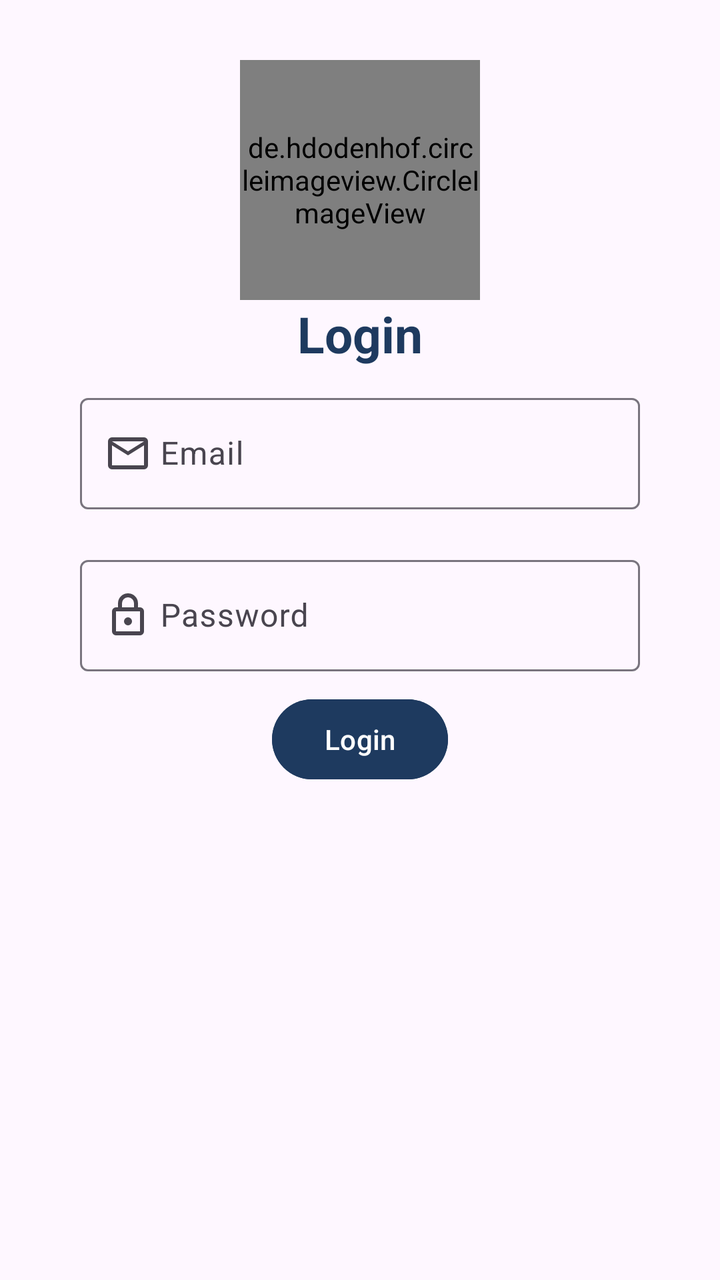
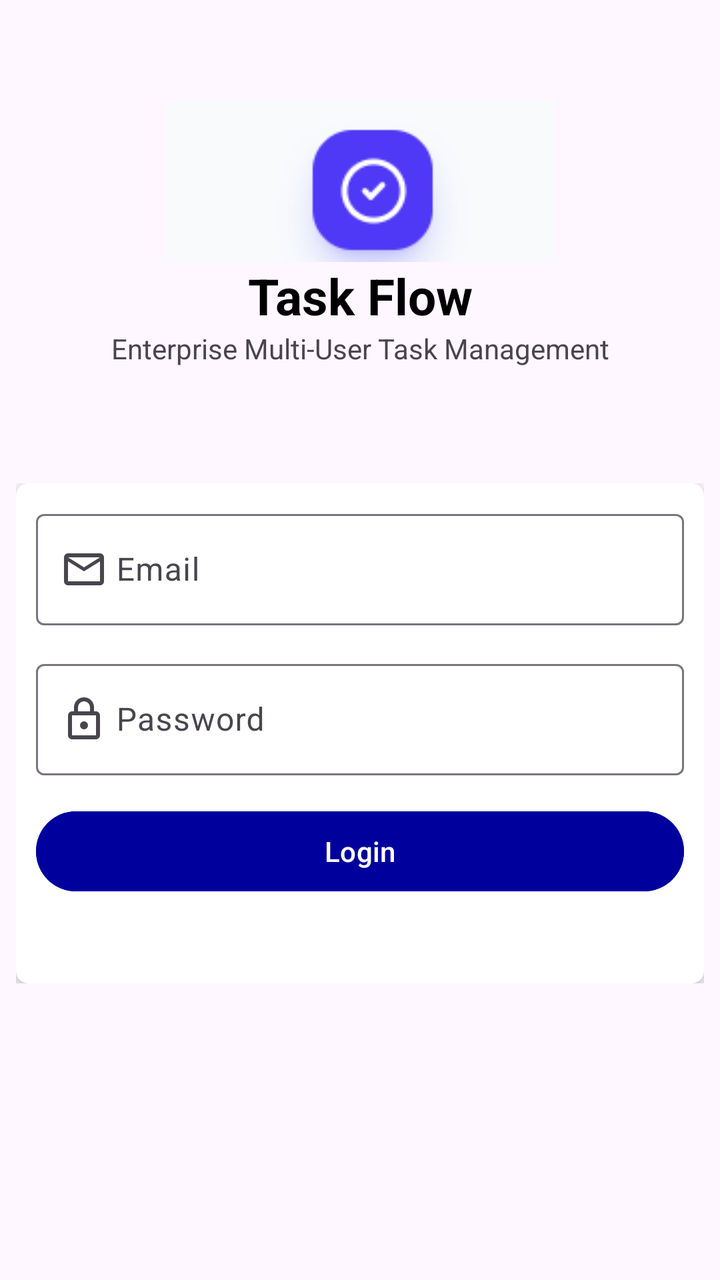

Before-and-after screenshots of an Android layout around one commit, followed by the original layout XML and the change that was made.
<!-- AndroidManifest.xml: application theme Theme.TaskManagement -->
<!-- res/layout/activity_login.xml -->
<?xml version="1.0" encoding="utf-8"?>
<layout xmlns:android="http://schemas.android.com/apk/res/android"
    xmlns:app="http://schemas.android.com/apk/res-auto"
    xmlns:tools="http://schemas.android.com/tools">

    <data>
    </data>

    <FrameLayout
        android:layout_width="match_parent"
        android:layout_height="match_parent"
        tools:context=".LoginActivity">

        
        <LinearLayout
            android:id="@+id/main"
            android:layout_width="match_parent"
            android:layout_height="match_parent"
            android:orientation="vertical"
            android:padding="30dp">

            <de.hdodenhof.circleimageview.CircleImageView
                android:layout_width="120dp"
                android:layout_height="120dp"
                android:layout_gravity="center"
                android:src="@drawable/picture" />

            <TextView
                android:layout_width="match_parent"
                android:layout_height="wrap_content"
                android:text="Login"
                android:textColor="@color/darknavey"
                android:textStyle="bold"
                android:textSize="25sp"
                android:gravity="center" />

            <com.google.android.material.textfield.TextInputLayout
                android:id="@+id/email"
                style="@style/Widget.Material3.TextInputLayout.OutlinedBox"
                android:layout_width="match_parent"
                android:layout_height="wrap_content"
                android:layout_margin="10dp"
                android:hint="Email"
                app:startIconDrawable="@drawable/outline_mail_24">

                <com.google.android.material.textfield.TextInputEditText
                    android:layout_width="match_parent"
                    android:layout_height="wrap_content"
                    android:paddingStart="40dp" />

            </com.google.android.material.textfield.TextInputLayout>


            <LinearLayout
                android:id="@+id/loader"
                android:layout_width="match_parent"
                android:layout_height="wrap_content"
                android:orientation="vertical"
                android:visibility="gone">
                <ProgressBar
                    android:layout_width="match_parent"
                    android:layout_height="wrap_content"/>
                <TextView
                    android:text="Loading.."
                    android:gravity="center"
                    android:textColor="@color/black"
                    android:layout_width="match_parent"
                    android:layout_height="wrap_content"/>
            </LinearLayout>

            <com.google.android.material.textfield.TextInputLayout
                android:id="@+id/password"
                style="@style/Widget.Material3.TextInputLayout.OutlinedBox"
                android:layout_width="match_parent"
                android:layout_height="wrap_content"
                android:layout_margin="10dp"
                android:hint="Password"
                app:startIconDrawable="@drawable/outline_lock_24">

                <com.google.android.material.textfield.TextInputEditText
                    android:layout_width="match_parent"
                    android:layout_height="wrap_content"
                    android:paddingStart="40dp" />

            </com.google.android.material.textfield.TextInputLayout>

            <Button
                android:id="@+id/loginbtn"
                android:layout_width="wrap_content"
                android:layout_height="wrap_content"
                android:layout_gravity="center"
                android:text="Login"
                android:backgroundTint="@color/darknavey" />

        </LinearLayout>


        <FrameLayout
            android:id="@+id/fragmentContainer"
            android:layout_width="match_parent"
            android:layout_height="match_parent"
            android:visibility="gone" />

    </FrameLayout>

</layout>
<!-- resources referenced by this layout -->
<resources>
  <color name="black">#FF000000</color>
  <color name="darknavey">#1E3A5F</color>
  <!-- drawable outline_lock_24 (drawable) -->
  <vector xmlns:android="http://schemas.android.com/apk/res/android" android:height="24dp" android:tint="#000000" android:viewportHeight="960" android:viewportWidth="960" android:width="24dp">
        
      <path android:fillColor="@android:color/white" android:pathData="M240,880Q207,880 183.5,856.5Q160,833 160,800L160,400Q160,367 183.5,343.5Q207,320 240,320L280,320L280,240Q280,157 338.5,98.5Q397,40 480,40Q563,40 621.5,98.5Q680,157 680,240L680,320L720,320Q753,320 776.5,343.5Q800,367 800,400L800,800Q800,833 776.5,856.5Q753,880 720,880L240,880ZM240,800L720,800Q720,800 720,800Q720,800 720,800L720,400Q720,400 720,400Q720,400 720,400L240,400Q240,400 240,400Q240,400 240,400L240,800Q240,800 240,800Q240,800 240,800ZM536.5,656.5Q560,633 560,600Q560,567 536.5,543.5Q513,520 480,520Q447,520 423.5,543.5Q400,567 400,600Q400,633 423.5,656.5Q447,680 480,680Q513,680 536.5,656.5ZM360,320L600,320L600,240Q600,190 565,155Q530,120 480,120Q430,120 395,155Q360,190 360,240L360,320ZM240,800Q240,800 240,800Q240,800 240,800L240,400Q240,400 240,400Q240,400 240,400L240,400Q240,400 240,400Q240,400 240,400L240,800Q240,800 240,800Q240,800 240,800Z"/>
      
  </vector>
  <!-- drawable outline_mail_24 (drawable) -->
  <vector xmlns:android="http://schemas.android.com/apk/res/android" android:height="24dp" android:tint="#000000" android:viewportHeight="960" android:viewportWidth="960" android:width="24dp">
        
      <path android:fillColor="@android:color/white" android:pathData="M160,800Q127,800 103.5,776.5Q80,753 80,720L80,240Q80,207 103.5,183.5Q127,160 160,160L800,160Q833,160 856.5,183.5Q880,207 880,240L880,720Q880,753 856.5,776.5Q833,800 800,800L160,800ZM480,520L160,320L160,720Q160,720 160,720Q160,720 160,720L800,720Q800,720 800,720Q800,720 800,720L800,320L480,520ZM480,440L800,240L160,240L480,440ZM160,320L160,240L160,240L160,320L160,720Q160,720 160,720Q160,720 160,720L160,720Q160,720 160,720Q160,720 160,720L160,320Z"/>
      
  </vector>
  <!-- drawable picture: png bitmap (drawable, 985430 bytes) -->
  <style name="Theme.TaskManagement" parent="Base.Theme.TaskManagement" />
  <style name="Base.Theme.TaskManagement" parent="Theme.Material3.DayNight.NoActionBar">
          
          
      </style>
</resources>

<!-- the commit's change to res/layout/activity_login.xml (unified diff, before → after) -->
@@ -5,94 +5,123 @@
 
     <data>
     </data>
-
-    <FrameLayout
+<ScrollView
+    android:layout_width="match_parent"
+    android:layout_height="match_parent">
+    <LinearLayout
         android:layout_width="match_parent"
         android:layout_height="match_parent"
+        android:orientation="vertical"
         tools:context=".LoginActivity">
 
         
         <LinearLayout
             android:id="@+id/main"
             android:layout_width="match_parent"
-            android:layout_height="match_parent"
+            android:layout_height="wrap_content"
             android:orientation="vertical"
-            android:padding="30dp">
+            android:padding="50dp">
+            <ImageView
+                android:layout_width="wrap_content"
+                android:layout_height="wrap_content"
+                android:layout_gravity="center"
+                android:src="@drawable/tick"/>
 
-            <de.hdodenhof.circleimageview.CircleImageView
-                android:layout_width="120dp"
-                android:layout_height="120dp"
-                android:layout_gravity="center"
-                android:src="@drawable/picture" />
 
             <TextView
                 android:layout_width="match_parent"
                 android:layout_height="wrap_content"
-                android:text="Login"
-                android:textColor="@color/darknavey"
+                android:text="Task Flow"
+                android:textColor="@color/black"
                 android:textStyle="bold"
                 android:textSize="25sp"
                 android:gravity="center" />
 
-            <com.google.android.material.textfield.TextInputLayout
-                android:id="@+id/email"
-                style="@style/Widget.Material3.TextInputLayout.OutlinedBox"
+            <TextView
                 android:layout_width="match_parent"
                 android:layout_height="wrap_content"
-                android:layout_margin="10dp"
-                android:hint="Email"
-                app:startIconDrawable="@drawable/outline_mail_24">
+                android:text="Enterprise Multi-User Task Management"
+                android:gravity="center" />
 
-                <com.google.android.material.textfield.TextInputEditText
+
+
+
+
+        </LinearLayout>
+        <LinearLayout
+            android:layout_width="match_parent"
+            android:layout_height="wrap_content"
+            android:orientation="vertical"
+            android:padding="8dp">
+            <androidx.cardview.widget.CardView
+                android:layout_width="match_parent"
+                android:layout_height="250dp"
+                app:cardElevation="8dp"
+                app:cardCornerRadius="6dp"
+                >
+                <LinearLayout
                     android:layout_width="match_parent"
                     android:layout_height="wrap_content"
-                    android:paddingStart="40dp" />
+                    android:padding="10dp"
+                    android:orientation="vertical">
+                    <com.google.android.material.textfield.TextInputLayout
+                        android:id="@+id/email"
+                        style="@style/Widget.Material3.TextInputLayout.OutlinedBox"
+                        android:layout_width="match_parent"
+                        android:layout_height="wrap_content"
 
-            </com.google.android.material.textfield.TextInputLayout>
+                        android:hint="Email"
+                        app:startIconDrawable="@drawable/outline_mail_24">
 
+                        <com.google.android.material.textfield.TextInputEditText
+                            android:layout_width="match_parent"
+                            android:layout_height="wrap_content"
+                            android:paddingStart="40dp" />
 
-            <LinearLayout
-                android:id="@+id/loader"
-                android:layout_width="match_parent"
-                android:layout_height="wrap_content"
-                android:orientation="vertical"
-                android:visibility="gone">
-                <ProgressBar
-                    android:layout_width="match_parent"
-                    android:layout_height="wrap_content"/>
-                <TextView
-                    android:text="Loading.."
-                    android:gravity="center"
-                    android:textColor="@color/black"
-                    android:layout_width="match_parent"
-                    android:layout_height="wrap_content"/>
-            </LinearLayout>
+                    </com.google.android.material.textfield.TextInputLayout>
+                    <LinearLayout
+                        android:id="@+id/loader"
+                        android:layout_width="match_parent"
+                        android:layout_height="wrap_content"
+                        android:orientation="vertical"
+                        android:visibility="gone">
+                        <ProgressBar
+                            android:layout_width="match_parent"
+                            android:layout_height="wrap_content"/>
+                        <TextView
+                            android:text="Loading.."
+                            android:gravity="center"
+                            android:textColor="@color/black"
+                            android:layout_width="match_parent"
+                            android:layout_height="wrap_content"/>
+                    </LinearLayout>
+                    <com.google.android.material.textfield.TextInputLayout
+                        android:id="@+id/password"
+                        style="@style/Widget.Material3.TextInputLayout.OutlinedBox"
+                        android:layout_width="match_parent"
+                        android:layout_height="wrap_content"
+                        android:layout_marginTop="14dp"
+                        android:hint="Password"
+                        app:startIconDrawable="@drawable/outline_lock_24">
 
-            <com.google.android.material.textfield.TextInputLayout
-                android:id="@+id/password"
-                style="@style/Widget.Material3.TextInputLayout.OutlinedBox"
-                android:layout_width="match_parent"
-                android:layout_height="wrap_content"
-                android:layout_margin="10dp"
-                android:hint="Password"
-                app:startIconDrawable="@drawable/outline_lock_24">
+                        <com.google.android.material.textfield.TextInputEditText
+                            android:layout_width="match_parent"
+                            android:layout_height="wrap_content"
+                            android:paddingStart="40dp" />
 
-                <com.google.android.material.textfield.TextInputEditText
-                    android:layout_width="match_parent"
-                    android:layout_height="wrap_content"
-                    android:paddingStart="40dp" />
+                    </com.google.android.material.textfield.TextInputLayout>
+                    <Button
+                        android:id="@+id/loginbtn"
+                        android:layout_width="match_parent"
+                        android:layout_marginTop="14dp"
+                        android:layout_height="wrap_content"
+                        android:layout_gravity="center"
+                        android:text="Login"
+                        android:backgroundTint="@color/duk_blue" />
+                </LinearLayout>
+            </androidx.cardview.widget.CardView>
+        </LinearLayout>
 
-            </com.google.android.material.textfield.TextInputLayout>
-
-            <Button
-                android:id="@+id/loginbtn"
-                android:layout_width="wrap_content"
-                android:layout_height="wrap_content"
-                android:layout_gravity="center"
-                android:text="Login"
-                android:backgroundTint="@color/darknavey" />
-
-        </LinearLayout>
 
 
         <FrameLayout
@@ -101,6 +130,8 @@
             android:layout_height="match_parent"
             android:visibility="gone" />
 
-    </FrameLayout>
+    </LinearLayout>
+</ScrollView>
+
 
 </layout>
<!-- resource entries referenced after the edit -->
@@ -1,7 +1,7 @@
 <!-- resources referenced by this layout -->
 <resources>
   <color name="black">#FF000000</color>
-  <color name="darknavey">#1E3A5F</color>
+  <color name="duk_blue">#00009c</color>
   <!-- drawable outline_lock_24 (drawable) -->
   <vector xmlns:android="http://schemas.android.com/apk/res/android" android:height="24dp" android:tint="#000000" android:viewportHeight="960" android:viewportWidth="960" android:width="24dp">
         
@@ -14,7 +14,7 @@
       <path android:fillColor="@android:color/white" android:pathData="M160,800Q127,800 103.5,776.5Q80,753 80,720L80,240Q80,207 103.5,183.5Q127,160 160,160L800,160Q833,160 856.5,183.5Q880,207 880,240L880,720Q880,753 856.5,776.5Q833,800 800,800L160,800ZM480,520L160,320L160,720Q160,720 160,720Q160,720 160,720L800,720Q800,720 800,720Q800,720 800,720L800,320L480,520ZM480,440L800,240L160,240L480,440ZM160,320L160,240L160,240L160,320L160,720Q160,720 160,720Q160,720 160,720L160,720Q160,720 160,720Q160,720 160,720L160,320Z"/>
       
   </vector>
-  <!-- drawable picture: png bitmap (drawable, 985430 bytes) -->
+  <!-- drawable tick: png bitmap (drawable, 3944 bytes) -->
   <style name="Theme.TaskManagement" parent="Base.Theme.TaskManagement" />
   <style name="Base.Theme.TaskManagement" parent="Theme.Material3.DayNight.NoActionBar">
           
